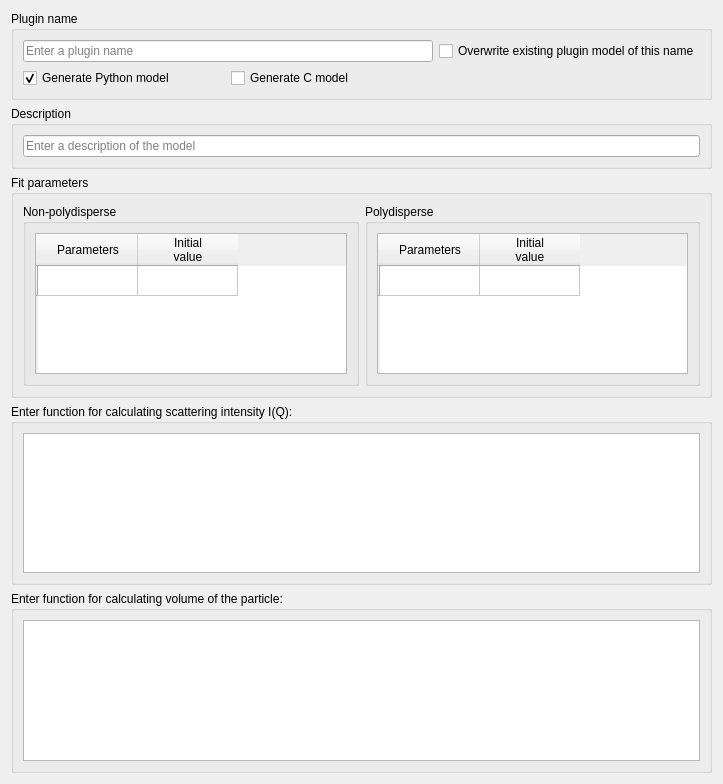
SasView/sasview, file src/sas/qtgui/Utilities/UI/PluginDefinitionUI.ui: the form before one commit.
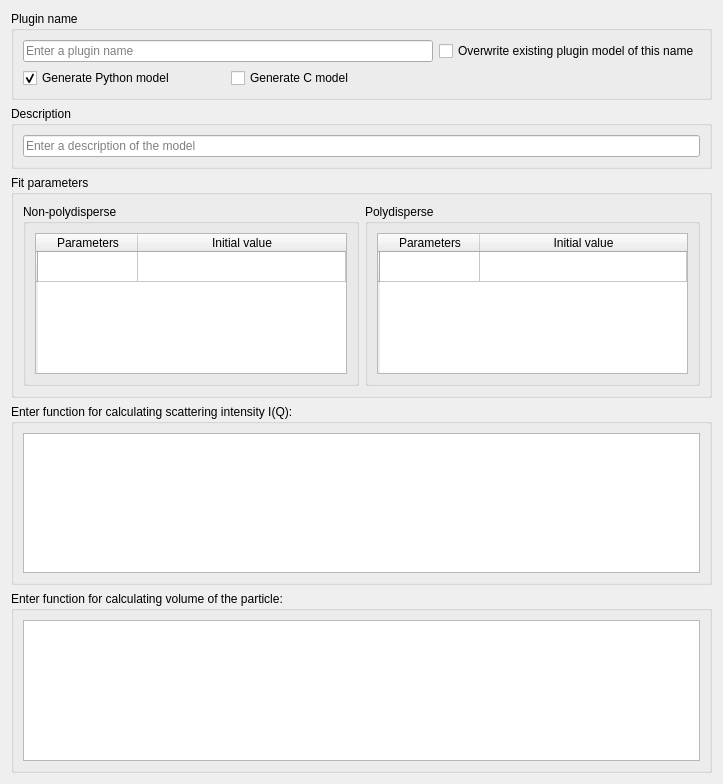
The form after the commit.

Commit message: expand QTableWidget horizontally to fit area, and ensure that text doesn't wrap in QTableWidget headers

The edit to the form file:
```diff
--- a/src/sas/qtgui/Utilities/UI/PluginDefinitionUI.ui
+++ b/src/sas/qtgui/Utilities/UI/PluginDefinitionUI.ui
@@ -28,6 +28,39 @@
         <layout class="QGridLayout" name="gridLayout">
          <item row="0" column="0">
           <widget class="QTableWidget" name="tblParams">
+           <property name="frameShadow">
+            <enum>QFrame::Sunken</enum>
+           </property>
+           <property name="dragEnabled">
+            <bool>false</bool>
+           </property>
+           <property name="dragDropOverwriteMode">
+            <bool>false</bool>
+           </property>
+           <property name="dragDropMode">
+            <enum>QAbstractItemView::NoDragDrop</enum>
+           </property>
+           <property name="defaultDropAction">
+            <enum>Qt::IgnoreAction</enum>
+           </property>
+           <property name="textElideMode">
+            <enum>Qt::ElideRight</enum>
+           </property>
+           <property name="wordWrap">
+            <bool>true</bool>
+           </property>
+           <attribute name="horizontalHeaderCascadingSectionResizes">
+            <bool>false</bool>
+           </attribute>
+           <attribute name="horizontalHeaderDefaultSectionSize">
+            <number>100</number>
+           </attribute>
+           <attribute name="horizontalHeaderShowSortIndicator" stdset="0">
+            <bool>false</bool>
+           </attribute>
+           <attribute name="horizontalHeaderStretchLastSection">
+            <bool>true</bool>
+           </attribute>
            <row>
             <property name="text">
              <string/>
@@ -40,8 +73,7 @@
            </column>
            <column>
             <property name="text">
-             <string>Initial
-value</string>
+             <string>Initial value</string>
             </property>
            </column>
           </widget>
@@ -57,6 +89,9 @@
         <layout class="QGridLayout" name="gridLayout_2">
          <item row="0" column="0">
           <widget class="QTableWidget" name="tblParamsPD">
+           <attribute name="horizontalHeaderStretchLastSection">
+            <bool>true</bool>
+           </attribute>
            <row>
             <property name="text">
              <string/>
@@ -69,8 +104,7 @@
            </column>
            <column>
             <property name="text">
-             <string>Initial
-value</string>
+             <string>Initial value</string>
             </property>
            </column>
           </widget>
```
Left out of the diff: 1 changed line with no effect on the pictures.
